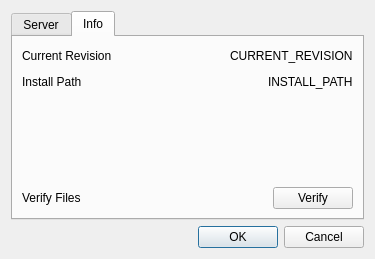
Jan200101/OFQT, file src/qt/settings.ui: the form before one commit.
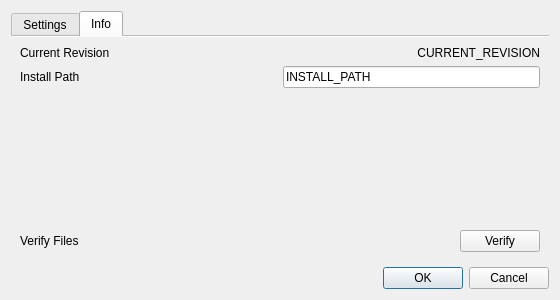
The form after the commit. The open tabs and pages were chosen to show the change.

The edit to the form file:
```diff
--- a/src/qt/settings.ui
+++ b/src/qt/settings.ui
@@ -6,8 +6,8 @@
    <rect>
     <x>0</x>
     <y>0</y>
-    <width>375</width>
-    <height>259</height>
+    <width>560</width>
+    <height>300</height>
    </rect>
   </property>
   <property name="windowTitle">
@@ -19,9 +19,15 @@
      <property name="currentIndex">
       <number>0</number>
      </property>
-     <widget class="QWidget" name="serverTab">
+     <property name="usesScrollButtons">
+      <bool>false</bool>
+     </property>
+     <property name="documentMode">
+      <bool>true</bool>
+     </property>
+     <widget class="QWidget" name="settingsTab">
       <attribute name="title">
-       <string>Server</string>
+       <string>Settings</string>
       </attribute>
       <layout class="QVBoxLayout" name="verticalLayout_2">
        <item>
@@ -75,29 +81,31 @@
         <layout class="QHBoxLayout" name="revisionLayout">
          <item>
           <widget class="QLabel" name="revisionText">
+           <property name="sizePolicy">
+            <sizepolicy hsizetype="MinimumExpanding" vsizetype="Preferred">
+             <horstretch>0</horstretch>
+             <verstretch>0</verstretch>
+            </sizepolicy>
+           </property>
            <property name="text">
             <string>Current Revision</string>
            </property>
           </widget>
          </item>
-         <item>
-          <spacer name="horizontalSpacer_3">
-           <property name="orientation">
-            <enum>Qt::Horizontal</enum>
-           </property>
-           <property name="sizeHint" stdset="0">
-            <size>
-             <width>40</width>
-             <height>20</height>
-            </size>
-           </property>
-          </spacer>
-         </item>
          <item>
           <widget class="QLabel" name="revisionLabel">
+           <property name="sizePolicy">
+            <sizepolicy hsizetype="Expanding" vsizetype="Preferred">
+             <horstretch>0</horstretch>
+             <verstretch>0</verstretch>
+            </sizepolicy>
+           </property>
            <property name="text">
             <string>CURRENT_REVISION</string>
            </property>
+           <property name="alignment">
+            <set>Qt::AlignRight|Qt::AlignTrailing|Qt::AlignVCenter</set>
+           </property>
           </widget>
          </item>
         </layout>
@@ -106,29 +114,25 @@
         <layout class="QHBoxLayout" name="installLayout">
          <item>
           <widget class="QLabel" name="installText">
+           <property name="sizePolicy">
+            <sizepolicy hsizetype="MinimumExpanding" vsizetype="Preferred">
+             <horstretch>0</horstretch>
+             <verstretch>0</verstretch>
+            </sizepolicy>
+           </property>
            <property name="text">
             <string>Install Path</string>
            </property>
           </widget>
          </item>
          <item>
-          <spacer name="horizontalSpacer_4">
-           <property name="orientation">
-            <enum>Qt::Horizontal</enum>
-           </property>
-           <property name="sizeHint" stdset="0">
-            <size>
-             <width>40</width>
-             <height>20</height>
-            </size>
-           </property>
-          </spacer>
-         </item>
-         <item>
-          <widget class="QLabel" name="installLabel">
+          <widget class="QLineEdit" name="installLabel">
            <property name="text">
             <string>INSTALL_PATH</string>
            </property>
+           <property name="readOnly">
+            <bool>true</bool>
+           </property>
           </widget>
          </item>
         </layout>
```
Left out of the diff: 53 changed lines with no effect on the pictures.
